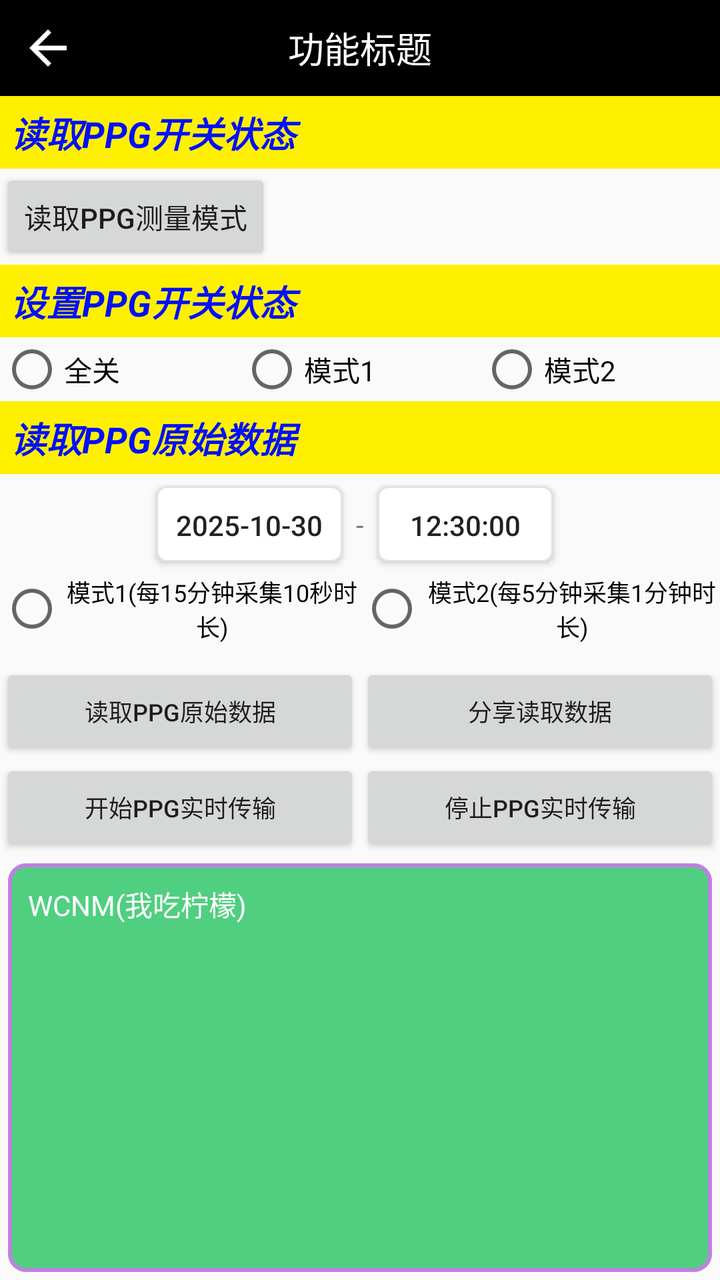
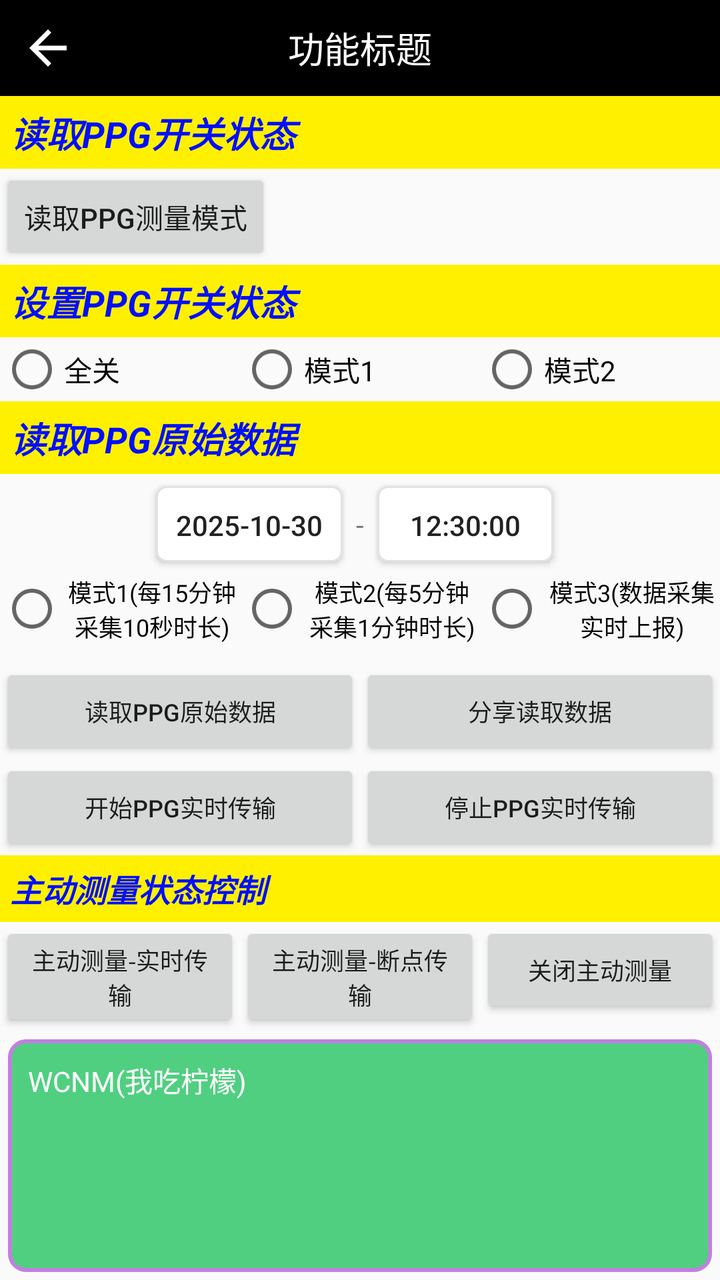

Before-and-after screenshots of an Android layout around one commit, followed by the original layout XML and the change that was made.
<!-- AndroidManifest.xml: application theme AppTheme -->
<!-- res/layout/activity_jh58ppg_test.xml -->
<?xml version="1.0" encoding="utf-8"?>
<androidx.constraintlayout.widget.ConstraintLayout xmlns:android="http://schemas.android.com/apk/res/android"
    xmlns:app="http://schemas.android.com/apk/res-auto"
    android:fitsSystemWindows="true"
    android:layout_width="match_parent"
    android:layout_height="match_parent">

    <TextView
        android:id="@+id/tvTitle"
        android:layout_width="match_parent"
        android:layout_height="48dp"
        android:layout_centerInParent="true"
        android:background="#000"
        android:gravity="center"
        android:text="JH58PPG测试"
        android:textColor="@android:color/white"
        android:textSize="20sp"
        app:layout_constraintEnd_toEndOf="parent"
        app:layout_constraintStart_toStartOf="parent"
        app:layout_constraintTop_toTopOf="parent" />

    <include
        android:id="@+id/vTitle"
        layout="@layout/layout_title_bar"
        app:layout_constraintEnd_toEndOf="parent"
        app:layout_constraintStart_toStartOf="parent"
        app:layout_constraintTop_toTopOf="parent"/>

    <TextView
        android:id="@+id/tvAutoMeasureTypeTitle"
        android:layout_width="match_parent"
        android:layout_height="wrap_content"
        android:padding="5dp"
        android:text="读取PPG开关状态"
        android:background="#FFF000"
        android:textColor="#000FFF"
        android:textSize="18sp"
        android:textStyle="bold|italic"
        app:layout_constraintStart_toStartOf="parent"
        app:layout_constraintTop_toBottomOf="@id/tvTitle" />

    <Button
        android:id="@+id/tvAutoMeasureType"
        android:layout_width="wrap_content"
        android:layout_height="48dp"
        android:text="读取PPG测量模式"
        app:layout_constraintStart_toStartOf="parent"
        app:layout_constraintTop_toBottomOf="@id/tvAutoMeasureTypeTitle" />

    <TextView
        android:id="@+id/tvAutoMeasureStatusTitle"
        android:layout_width="0dp"
        android:layout_height="wrap_content"
        android:gravity="start|center_vertical"
        app:layout_constraintBottom_toBottomOf="@id/tvAutoMeasureType"
        app:layout_constraintEnd_toEndOf="parent"
        app:layout_constraintStart_toEndOf="@id/tvAutoMeasureType"
        app:layout_constraintTop_toTopOf="@id/tvAutoMeasureType" />

    <TextView
        android:id="@+id/tvSetPPGTestSwitch"
        android:layout_width="match_parent"
        android:layout_height="wrap_content"
        android:padding="5dp"
        android:text="设置PPG开关状态"
        android:textColor="#000FFF"
        android:background="#FFF000"
        android:textSize="18sp"
        android:textStyle="bold|italic"
        app:layout_constraintStart_toStartOf="parent"
        app:layout_constraintTop_toBottomOf="@id/tvAutoMeasureType" />

    <RadioGroup
        android:id="@+id/rgPPGTestMode"
        android:layout_width="match_parent"
        android:layout_height="wrap_content"
        android:orientation="horizontal"
        app:layout_constraintEnd_toEndOf="parent"
        app:layout_constraintStart_toStartOf="parent"
        app:layout_constraintTop_toBottomOf="@id/tvSetPPGTestSwitch">

        <RadioButton
            android:id="@+id/rbAllOff"
            android:layout_width="0dp"
            android:layout_height="wrap_content"
            android:layout_weight="1"
            android:text="全关" />

        <RadioButton
            android:id="@+id/rbMode1On"
            android:layout_width="0dp"
            android:layout_height="wrap_content"
            android:layout_weight="1"
            android:text="模式1" />

        <RadioButton
            android:id="@+id/rbMode2On"
            android:layout_width="0dp"
            android:layout_height="wrap_content"
            android:layout_weight="1"
            android:text="模式2" />

    </RadioGroup>

    <TextView
        android:id="@+id/tvReadPPGRawData"
        android:layout_width="match_parent"
        android:layout_height="wrap_content"
        android:padding="5dp"
        android:text="读取PPG原始数据"
        android:textColor="#000FFF"
        android:background="#FFF000"
        android:textSize="18sp"
        android:textStyle="bold|italic"
        app:layout_constraintStart_toStartOf="parent"
        app:layout_constraintTop_toBottomOf="@id/rgPPGTestMode" />

    <Button
        android:id="@+id/btnDatePicker"
        android:layout_width="wrap_content"
        android:layout_height="38dp"
        android:layout_marginStart="20dp"
        android:background="@drawable/date_time_btn_bg"
        android:padding="10dp"
        android:layout_marginTop="6dp"
        android:text="2025-10-30"
        app:layout_constraintEnd_toStartOf="@id/tv_"
        app:layout_constraintTop_toBottomOf="@id/tvReadPPGRawData" />

    <TextView
        android:id="@+id/tv_"
        android:layout_width="wrap_content"
        android:layout_height="wrap_content"
        android:text="  -  "
        app:layout_constraintBottom_toBottomOf="@id/btnDatePicker"
        app:layout_constraintEnd_toEndOf="parent"
        app:layout_constraintStart_toStartOf="parent"
        app:layout_constraintTop_toTopOf="@id/btnDatePicker" />

    <Button
        android:id="@+id/btnTimePicker"
        android:layout_width="wrap_content"
        android:layout_height="38dp"
        android:background="@drawable/date_time_btn_bg"
        android:padding="10dp"
        android:layout_marginTop="6dp"
        android:text="12:30:00"
        app:layout_constraintStart_toEndOf="@id/tv_"
        app:layout_constraintTop_toBottomOf="@id/tvReadPPGRawData" />

    <RadioGroup
        android:id="@+id/rgReadPPGTestMode"
        android:layout_width="match_parent"
        android:layout_height="wrap_content"
        android:layout_marginTop="6dp"
        android:orientation="horizontal"
        app:layout_constraintEnd_toEndOf="parent"
        app:layout_constraintStart_toStartOf="parent"
        app:layout_constraintTop_toBottomOf="@id/btnTimePicker">

        <RadioButton
            android:id="@+id/rbReadMode1On"
            android:layout_width="0dp"
            android:layout_height="wrap_content"
            android:layout_weight="1"
            android:gravity="center"
            android:text="模式1(每15分钟采集10秒时长)"
            android:textSize="12sp" />

        <RadioButton
            android:id="@+id/rbReadMode2On"
            android:layout_width="0dp"
            android:layout_height="wrap_content"
            android:layout_weight="1"
            android:gravity="center"
            android:text="模式2(每5分钟采集1分钟时长)"
            android:textSize="12sp" />

    </RadioGroup>

    <Button
        android:id="@+id/btnReadPPGRawData"
        android:layout_width="0dp"
        android:layout_height="wrap_content"
        android:text="读取PPG原始数据"
        android:textSize="12sp"
        android:layout_marginTop="10dp"
        app:layout_constraintEnd_toStartOf="@id/btnShareData"
        app:layout_constraintStart_toStartOf="parent"
        app:layout_constraintTop_toBottomOf="@id/rgReadPPGTestMode" />

    <Button
        android:id="@+id/btnShareData"
        android:layout_width="0dp"
        android:layout_height="wrap_content"
        android:text="分享读取数据"
        android:textSize="12sp"
        android:layout_marginTop="10dp"
        app:layout_constraintStart_toEndOf="@id/btnReadPPGRawData"
        app:layout_constraintEnd_toEndOf="parent"
        app:layout_constraintTop_toBottomOf="@id/rgReadPPGTestMode" />

    <Button
        android:id="@+id/btnStartRealTimePPGRawDataTransfer"
        android:layout_width="0dp"
        android:layout_height="wrap_content"
        android:text="开始PPG实时传输"
        android:textSize="12sp"
        app:layout_constraintStart_toStartOf="parent"
        app:layout_constraintEnd_toStartOf="@id/btnStopRealTimePPGRawDataTransfer"
        app:layout_constraintTop_toBottomOf="@id/btnReadPPGRawData" />

    <Button
        android:id="@+id/btnStopRealTimePPGRawDataTransfer"
        android:layout_width="0dp"
        android:layout_height="wrap_content"
        android:text="停止PPG实时传输"
        android:textSize="12sp"
        app:layout_constraintStart_toEndOf="@id/btnStartRealTimePPGRawDataTransfer"
        app:layout_constraintEnd_toEndOf="parent"
        app:layout_constraintTop_toBottomOf="@id/btnReadPPGRawData" />

    <ScrollView
        android:id="@+id/svInfo"
        android:layout_width="match_parent"
        app:layout_constraintStart_toStartOf="parent"
        app:layout_constraintEnd_toEndOf="parent"
        app:layout_constraintTop_toBottomOf="@id/btnStartRealTimePPGRawDataTransfer"
        app:layout_constraintBottom_toBottomOf="parent"
        android:layout_margin="4dp"
        android:background="@drawable/text_info_bg"
        android:layout_height="0dp">
        <TextView
            android:id="@+id/tvPPGOptInfo"
            android:padding="10dp"
            android:text="WCNM(我吃柠檬)"
            android:textSize="14dp"
            android:textColor="#fff"
            android:layout_width="match_parent"
            android:layout_height="wrap_content"/>
    </ScrollView>

</androidx.constraintlayout.widget.ConstraintLayout>
<!-- res/layout/layout_title_bar.xml (included above) -->
<?xml version="1.0" encoding="utf-8"?>
<androidx.constraintlayout.widget.ConstraintLayout xmlns:android="http://schemas.android.com/apk/res/android"
    android:layout_width="match_parent"
    xmlns:app="http://schemas.android.com/apk/res-auto"
    android:background="#000"
    android:layout_height="48dp">

    <ImageView
        android:id="@+id/ivBack"
        app:layout_constraintStart_toStartOf="parent"
        app:layout_constraintTop_toTopOf="parent"
        app:layout_constraintBottom_toBottomOf="parent"
        android:src="@drawable/ic_back_arrow"
        android:padding="10dp"
        android:layout_width="48dp"
        android:layout_height="48dp"/>

    <TextView
        android:id="@+id/tvTitle"
        app:layout_constraintStart_toStartOf="parent"
        app:layout_constraintEnd_toEndOf="parent"
        app:layout_constraintTop_toTopOf="parent"
        android:text="功能标题"
        android:textColor="#FFF"
        android:textSize="18sp"
        android:gravity="center"
        app:layout_constraintBottom_toBottomOf="parent"
        android:layout_width="wrap_content"
        android:layout_height="match_parent"/>

    <ImageView
        android:id="@+id/ivSetting"
        app:layout_constraintEnd_toEndOf="parent"
        app:layout_constraintTop_toTopOf="parent"
        app:layout_constraintBottom_toBottomOf="parent"
        android:src="@drawable/icon2_ptt_remind_set2_ltmode"
        android:padding="10dp"
        android:visibility="invisible"
        android:layout_width="48dp"
        android:layout_height="48dp"/>

</androidx.constraintlayout.widget.ConstraintLayout>
<!-- resources referenced by this layout -->
<resources>
  <!-- drawable date_time_btn_bg (drawable) -->
  <?xml version="1.0" encoding="utf-8"?>
  <shape xmlns:android="http://schemas.android.com/apk/res/android">
      <corners android:radius="5dp"/>
      <stroke android:color="#e2e2e2" android:width="1dp"/>
      <solid android:color="#ffffff"/>
  </shape>
  <!-- drawable ic_back_arrow (drawable) -->
  <?xml version="1.0" encoding="utf-8"?>
  <vector xmlns:android="http://schemas.android.com/apk/res/android"
      android:width="24dp"
      android:height="24dp"
      android:viewportWidth="24"
      android:viewportHeight="24"
      android:tint="?attr/colorOnSurface">
      <path
          android:fillColor="@android:color/white"
          android:pathData="M20,11H7.83l5.59,-5.59L12,4l-8,8l8,8l1.41,-1.41L7.83,13H20v-2z"/>
  </vector>
  <!-- drawable icon2_ptt_remind_set2_ltmode: png bitmap (drawable, 1377 bytes) -->
  <!-- drawable text_info_bg (drawable) -->
  <?xml version="1.0" encoding="utf-8"?>
  <shape xmlns:android="http://schemas.android.com/apk/res/android">
      <corners android:radius="8dp"/>
      <stroke android:color="#c080E0" android:width="2dp"/>
      <solid android:color="#50cF80"/>
  </shape>
  <style name="AppTheme" parent="Theme.AppCompat.Light.NoActionBar">
          
          <item name="colorPrimary">@color/colorPrimary</item>
          <item name="colorPrimaryDark">@color/colorPrimaryDark</item>
          <item name="colorAccent">@color/colorAccent</item>
          
          <item name="android:windowDrawsSystemBarBackgrounds">false</item>
          <item name="android:fitsSystemWindows">true</item>
  
          
          <item name="android:statusBarColor">@color/colorPrimaryDark</item>
  
          
          <item name="android:windowLightStatusBar">true</item>
  
      </style>
  <color name="colorPrimary">#3F51B5</color>
  <color name="colorPrimaryDark">#303F9F</color>
  <color name="colorAccent">#FF4081</color>
</resources>

<!-- the commit's change to res/layout/activity_jh58ppg_test.xml (unified diff, before → after) -->
@@ -175,7 +175,14 @@
             android:gravity="center"
             android:text="模式2(每5分钟采集1分钟时长)"
             android:textSize="12sp" />
-
+        <RadioButton
+            android:id="@+id/rbReadMode3On"
+            android:layout_width="0dp"
+            android:layout_height="wrap_content"
+            android:layout_weight="1"
+            android:gravity="center"
+            android:text="模式3(数据采集实时上报)"
+            android:textSize="12sp" />
     </RadioGroup>
 
     <Button
@@ -220,12 +227,55 @@
         app:layout_constraintEnd_toEndOf="parent"
         app:layout_constraintTop_toBottomOf="@id/btnReadPPGRawData" />
 
+    <TextView
+        android:id="@+id/tvMode3Title"
+        android:layout_width="match_parent"
+        android:layout_height="wrap_content"
+        android:padding="5dp"
+        android:text="主动测量状态控制"
+        android:textColor="#000FFF"
+        android:background="#FFF000"
+        android:textSize="16sp"
+        android:textStyle="bold|italic"
+        app:layout_constraintStart_toStartOf="parent"
+        app:layout_constraintTop_toBottomOf="@id/btnStopRealTimePPGRawDataTransfer" />
+
+    <Button
+        android:id="@+id/btnActiveMeasureRealTime"
+        android:layout_width="0dp"
+        android:layout_height="wrap_content"
+        android:text="主动测量-实时传输"
+        android:textSize="12sp"
+        app:layout_constraintStart_toStartOf="parent"
+        app:layout_constraintEnd_toStartOf="@id/btnActiveMeasureBreakpoint"
+        app:layout_constraintTop_toBottomOf="@id/tvMode3Title" />
+
+    <Button
+        android:id="@+id/btnActiveMeasureBreakpoint"
+        android:layout_width="0dp"
+        android:layout_height="wrap_content"
+        android:text="主动测量-断点传输"
+        android:textSize="12sp"
+        app:layout_constraintStart_toEndOf="@id/btnActiveMeasureRealTime"
+        app:layout_constraintEnd_toStartOf="@id/btnCloseActiveMeasure"
+        app:layout_constraintTop_toBottomOf="@id/tvMode3Title" />
+
+    <Button
+        android:id="@+id/btnCloseActiveMeasure"
+        android:layout_width="0dp"
+        android:layout_height="wrap_content"
+        android:text="关闭主动测量"
+        android:textSize="12sp"
+        app:layout_constraintStart_toEndOf="@id/btnActiveMeasureBreakpoint"
+        app:layout_constraintEnd_toEndOf="parent"
+        app:layout_constraintTop_toBottomOf="@id/tvMode3Title" />
+
     <ScrollView
         android:id="@+id/svInfo"
         android:layout_width="match_parent"
         app:layout_constraintStart_toStartOf="parent"
         app:layout_constraintEnd_toEndOf="parent"
-        app:layout_constraintTop_toBottomOf="@id/btnStartRealTimePPGRawDataTransfer"
+        app:layout_constraintTop_toBottomOf="@id/btnActiveMeasureRealTime"
         app:layout_constraintBottom_toBottomOf="parent"
         android:layout_margin="4dp"
         android:background="@drawable/text_info_bg"
